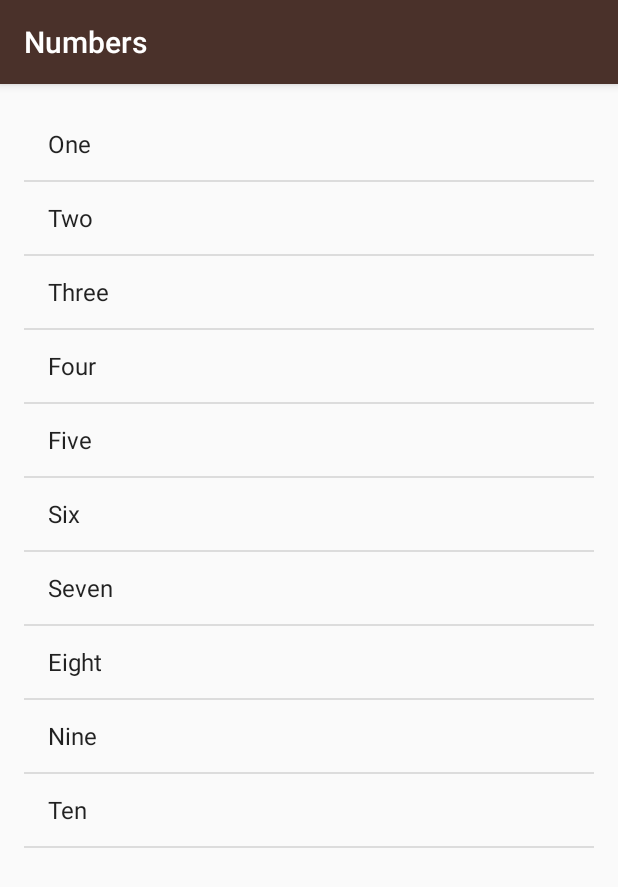
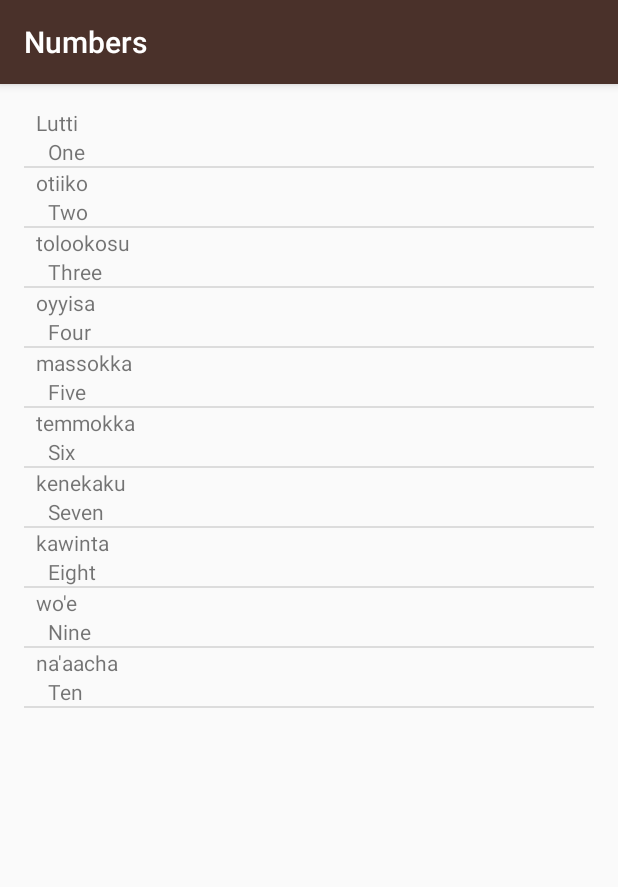
Before and after one commit to joshdickey/MyMiwok, an Android app: the NumbersActivity screen opened directly, with no data from a screen before it, on a phone screen of 412 x 824 dp. Shown: the top 887 px of the screen. Run offline under Robolectric (Android 15) with nearby library versions, the phone set to English and light mode, and no system bars.

Commit message:
Add WordAdapter

```diff
--- a/app/src/main/java/com/example/android/mymiwok/NumbersActivity.java
+++ b/app/src/main/java/com/example/android/mymiwok/NumbersActivity.java
@@ -21,39 +21,25 @@ public class NumbersActivity extends AppCompatActivity {
         super.onCreate(savedInstanceState);
         setContentView(R.layout.activity_numbers);
 
-        ArrayList<String> words = new ArrayList<>();
+        ArrayList<Word> words = new ArrayList<>();
 
-        words.add("One");
-        words.add("Two");
-        words.add("Three");
-        words.add("Four");
-        words.add("Five");
-        words.add("Six");
-        words.add("Seven");
-        words.add("Eight");
-        words.add("Nine");
-        words.add("Ten");
+        //words.add("One");
 
-        ArrayAdapter<String> itemsAdapter = new ArrayAdapter<>(this, android.R.layout.simple_list_item_1, words);
+        words.add(new Word("One", "Lutti"));
+
+        words.add(new Word("Two", "otiiko"));
+        words.add(new Word("Three", "tolookosu"));
+        words.add(new Word("Four", "oyyisa"));
+        words.add(new Word("Five", "massokka"));
+        words.add(new Word("Six", "temmokka"));
+        words.add(new Word("Seven", "kenekaku"));
+        words.add(new Word("Eight", "kawinta"));
+        words.add(new Word("Nine", "wo'e"));
+        words.add(new Word("Ten", "na'aacha"));
+
+        WordAdapter itemsAdapter = new WordAdapter(this, words);
         ListView listView = (ListView) findViewById(R.id.list);
         listView.setAdapter(itemsAdapter);
-
-       /* LinearLayout rootView = (LinearLayout) findViewById(R.id.rootView);
-        int count = 0;*/
-
-        /*while (count < words.size()){
-
-
-            TextView wordView = new TextView(this);
-            wordView.setText(words.get(count));
-            rootView.addView(wordView);
-
-            count++;
-        }*/
-
-
-
-
 
 
     }
--- /dev/null
+++ b/app/src/main/java/com/example/android/mymiwok/Word.java
@@ -0,0 +1,22 @@
+package com.example.android.mymiwok;
+
+import android.support.v7.app.AppCompatActivity;
+
+public class Word extends AppCompatActivity {
+
+    private String mDefaultTranslation;
+    private String mMiwokTranslation;
+
+    public Word(String defaultTranslation, String miwokTranslation){
+        mDefaultTranslation = defaultTranslation;
+        mMiwokTranslation = miwokTranslation;
+    }
+
+    public String getmDefaultTranslation(){
+        return mDefaultTranslation;
+    }
+
+    public String getmMiwokTranslation(){
+        return mMiwokTranslation;
+    }
+}
--- /dev/null
+++ b/app/src/main/java/com/example/android/mymiwok/WordAdapter.java
@@ -0,0 +1,42 @@
+package com.example.android.mymiwok;
+
+import android.app.Activity;
+import android.view.LayoutInflater;
+import android.view.View;
+import android.view.ViewGroup;
+import android.widget.ArrayAdapter;
+import android.widget.TextView;
+
+import java.util.ArrayList;
+
+/**
+ * Created by jdickey on 7/6/2016.
+ */
+public class WordAdapter extends ArrayAdapter<Word>{
+
+    /*
+    * custom constructor taking in the this context and a Word class
+     */
+    public WordAdapter(Activity context, ArrayList<Word> words){
+        super(context, 0, words);
+    }
+
+    @Override
+    public View getView(int position, View convertView, ViewGroup parent) {
+        View listItemView = convertView;
+        if (listItemView == null){
+            listItemView = LayoutInflater.from(getContext()).inflate(
+                    R.layout.list_items, parent, false);
+        }
+
+        Word currentWord = getItem(position);
+
+        TextView defaultTextView = (TextView) listItemView.findViewById(R.id.defauld_text_view);
+        defaultTextView.setText(currentWord.getmDefaultTranslation());
+
+        TextView miwokTextView = (TextView) listItemView.findViewById(R.id.miwok_text_view);
+        miwokTextView.setText(currentWord.getmMiwokTranslation());
+
+        return listItemView;
+    }
+}
```
Also changed, not shown: app/src/main/AndroidManifest.xml (+13 -10 lines), app/src/main/res/layout/activity_word.xml (added, +12 -0 lines).
